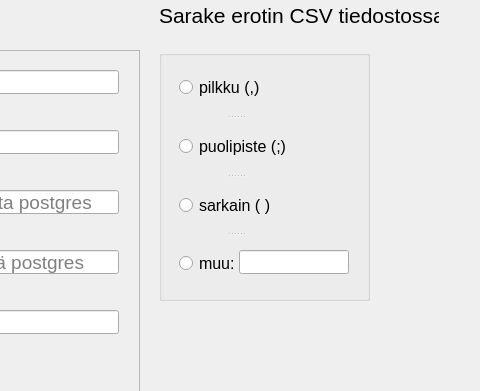
Above: PGCSVExportTool.ui from Sandrowue/PGViewCSV-ExportTool before the change; both pictures show x 481 to 961 and y 0 to 391 of the 961 by 1003 pixel window. Below: the same form after it.
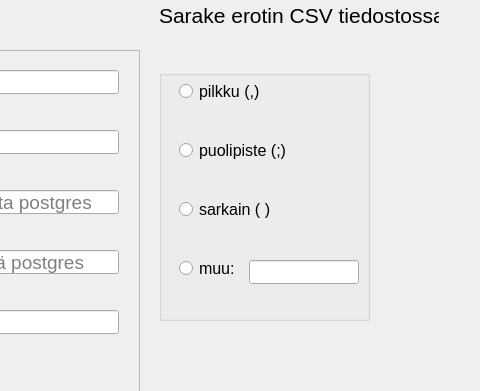
That is the form after the change.

Commit message: Korjaus käyttöliittymässä

```diff
--- a/PGCSVExportTool.ui
+++ b/PGCSVExportTool.ui
@@ -333,7 +333,7 @@
     <property name="geometry">
      <rect>
       <x>640</x>
-      <y>50</y>
+      <y>70</y>
       <width>211</width>
       <height>251</height>
      </rect>
@@ -344,26 +344,40 @@
     <widget class="QLineEdit" name="muuLineEdit">
      <property name="geometry">
       <rect>
-       <x>80</x>
-       <y>200</y>
+       <x>90</x>
+       <y>190</y>
        <width>110</width>
        <height>24</height>
       </rect>
      </property>
     </widget>
-    <widget class="QSplitter" name="splitter">
+    <widget class="QRadioButton" name="puolipisteRadioButton">
      <property name="geometry">
       <rect>
        <x>20</x>
-       <y>10</y>
+       <y>69</y>
        <width>114</width>
-       <height>231</height>
+       <height>23</height>
       </rect>
      </property>
-     <property name="orientation">
-      <enum>Qt::Vertical</enum>
+     <property name="font">
+      <font>
+       <pointsize>12</pointsize>
+      </font>
      </property>
+     <property name="text">
+      <string>puolipiste (;)</string>
+     </property>
+    </widget>
      <widget class="QRadioButton" name="pilkkuRadioButton">
+     <property name="geometry">
+      <rect>
+       <x>20</x>
+       <y>10</y>
+       <width>87</width>
+       <height>23</height>
+      </rect>
+     </property>
       <property name="font">
        <font>
         <pointsize>12</pointsize>
@@ -373,17 +387,15 @@
        <string>pilkku (,)</string>
       </property>
      </widget>
-     <widget class="QRadioButton" name="puolipisteRadioButton">
-      <property name="font">
-       <font>
-        <pointsize>12</pointsize>
-       </font>
-      </property>
-      <property name="text">
-       <string>puolipiste (;)</string>
-      </property>
-     </widget>
      <widget class="QRadioButton" name="sarkainRadioButton">
+     <property name="geometry">
+      <rect>
+       <x>20</x>
+       <y>128</y>
+       <width>95</width>
+       <height>23</height>
+      </rect>
+     </property>
       <property name="font">
        <font>
         <pointsize>12</pointsize>
@@ -394,6 +406,14 @@
       </property>
      </widget>
      <widget class="QRadioButton" name="muuRadioButton">
+     <property name="geometry">
+      <rect>
+       <x>20</x>
+       <y>187</y>
+       <width>61</width>
+       <height>23</height>
+      </rect>
+     </property>
       <property name="font">
        <font>
         <pointsize>12</pointsize>
@@ -402,7 +422,6 @@
       <property name="text">
        <string>muu:</string>
       </property>
-     </widget>
     </widget>
    </widget>
    <widget class="QLabel" name="esitkatseluLabel">
```
Lines whose indentation alone changed are shown as unchanged. The commit also changes 1 other file.
